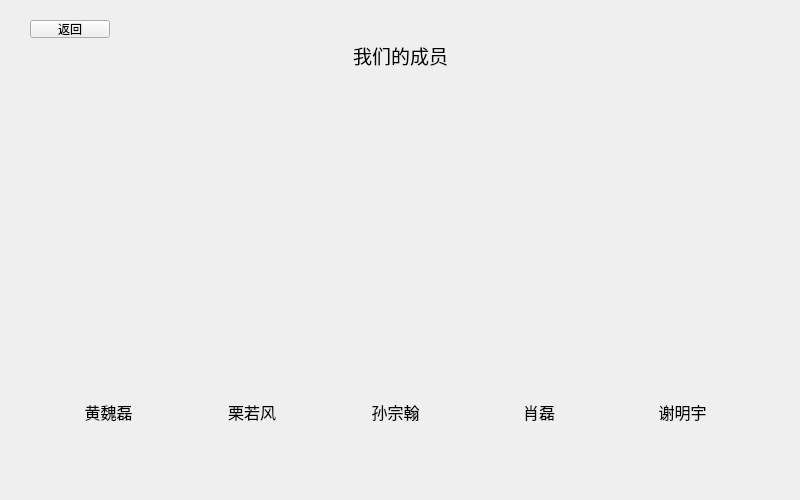
First picture: the form in TomClock_QtCreator/screenUi/ourteam.ui, repository MeoRinLime/TomClock, before the edit.
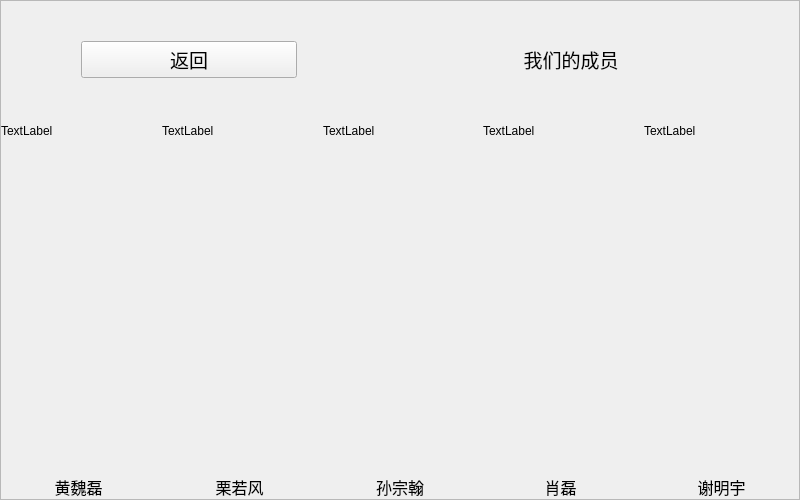
Second picture: the form after the edit. Icons and pictures are not drawn.

Patch:
```diff
--- a/TomClock_QtCreator/screenUi/ourteam.ui
+++ b/TomClock_QtCreator/screenUi/ourteam.ui
@@ -23,49 +23,208 @@
    <iconset resource="../res.qrc">
     <normaloff>:/images/resourse/images/Icons/Main_Color/tomato1.png</normaloff>:/images/resourse/images/Icons/Main_Color/tomato1.png</iconset>
   </property>
-  <widget class="QLabel" name="label_6">
-   <property name="geometry">
-    <rect>
-     <x>340</x>
-     <y>30</y>
-     <width>121</width>
-     <height>51</height>
-    </rect>
+  <layout class="QGridLayout" name="gridLayout_2">
+   <property name="leftMargin">
+    <number>0</number>
    </property>
-   <property name="text">
-    <string>&lt;html&gt;&lt;head/&gt;&lt;body&gt;&lt;p align=&quot;center&quot;&gt;&lt;span style=&quot; font-size:14pt;&quot;&gt;我们的成员&lt;/span&gt;&lt;/p&gt;&lt;/body&gt;&lt;/html&gt;</string>
+   <property name="topMargin">
+    <number>0</number>
    </property>
-  </widget>
+   <property name="rightMargin">
+    <number>0</number>
+   </property>
+   <property name="bottomMargin">
+    <number>0</number>
+   </property>
+   <item row="0" column="0">
+    <widget class="QFrame" name="frame">
+     <property name="frameShape">
+      <enum>QFrame::StyledPanel</enum>
+     </property>
+     <property name="frameShadow">
+      <enum>QFrame::Raised</enum>
+     </property>
+     <layout class="QGridLayout" name="gridLayout">
+      <property name="leftMargin">
+       <number>0</number>
+      </property>
+      <property name="topMargin">
+       <number>0</number>
+      </property>
+      <property name="rightMargin">
+       <number>0</number>
+      </property>
+      <property name="bottomMargin">
+       <number>0</number>
+      </property>
+      <item row="0" column="0">
+       <layout class="QVBoxLayout" name="verticalLayout_7">
+        <item>
+         <layout class="QHBoxLayout" name="horizontalLayout_3">
+          <item>
+           <layout class="QVBoxLayout" name="verticalLayout">
+            <item>
+             <spacer name="verticalSpacer_2">
+              <property name="orientation">
+               <enum>Qt::Vertical</enum>
+              </property>
+              <property name="sizeType">
+               <enum>QSizePolicy::Fixed</enum>
+              </property>
+              <property name="sizeHint" stdset="0">
+               <size>
+                <width>20</width>
+                <height>40</height>
+               </size>
+              </property>
+             </spacer>
+            </item>
+            <item>
+             <layout class="QHBoxLayout" name="horizontalLayout_2">
+              <item>
+               <spacer name="horizontalSpacer">
+                <property name="orientation">
+                 <enum>Qt::Horizontal</enum>
+                </property>
+                <property name="sizeType">
+                 <enum>QSizePolicy::Fixed</enum>
+                </property>
+                <property name="sizeHint" stdset="0">
+                 <size>
+                  <width>80</width>
+                  <height>20</height>
+                 </size>
+                </property>
+               </spacer>
+              </item>
+              <item>
   <widget class="QPushButton" name="backToAbout">
-   <property name="geometry">
-    <rect>
-     <x>30</x>
-     <y>20</y>
-     <width>80</width>
-     <height>18</height>
-    </rect>
+                <property name="font">
+                 <font>
+                  <pointsize>14</pointsize>
+                 </font>
    </property>
    <property name="text">
     <string>返回</string>
    </property>
   </widget>
-  <widget class="QWidget" name="layoutWidget">
-   <property name="geometry">
-    <rect>
-     <x>40</x>
-     <y>400</y>
-     <width>711</width>
-     <height>22</height>
-    </rect>
-   </property>
+              </item>
+              <item>
+               <spacer name="horizontalSpacer_2">
+                <property name="orientation">
+                 <enum>Qt::Horizontal</enum>
+                </property>
+                <property name="sizeType">
+                 <enum>QSizePolicy::Fixed</enum>
+                </property>
+                <property name="sizeHint" stdset="0">
+                 <size>
+                  <width>80</width>
+                  <height>20</height>
+                 </size>
+                </property>
+               </spacer>
+              </item>
+             </layout>
+            </item>
+            <item>
+             <spacer name="verticalSpacer">
+              <property name="orientation">
+               <enum>Qt::Vertical</enum>
+              </property>
+              <property name="sizeType">
+               <enum>QSizePolicy::Fixed</enum>
+              </property>
+              <property name="sizeHint" stdset="0">
+               <size>
+                <width>20</width>
+                <height>40</height>
+               </size>
+              </property>
+             </spacer>
+            </item>
+           </layout>
+          </item>
+          <item>
+           <widget class="QLabel" name="label_6">
+            <property name="text">
+             <string>&lt;html&gt;&lt;head/&gt;&lt;body&gt;&lt;p align=&quot;center&quot;&gt;&lt;span style=&quot; font-size:14pt;&quot;&gt;我们的成员&lt;/span&gt;&lt;/p&gt;&lt;/body&gt;&lt;/html&gt;</string>
+            </property>
+           </widget>
+          </item>
+          <item>
+           <spacer name="horizontalSpacer_3">
+            <property name="orientation">
+             <enum>Qt::Horizontal</enum>
+            </property>
+            <property name="sizeType">
+             <enum>QSizePolicy::Preferred</enum>
+            </property>
+            <property name="sizeHint" stdset="0">
+             <size>
+              <width>40</width>
+              <height>20</height>
+             </size>
+            </property>
+           </spacer>
+          </item>
+         </layout>
+        </item>
+        <item>
    <layout class="QHBoxLayout" name="horizontalLayout">
     <item>
+           <layout class="QVBoxLayout" name="verticalLayout_2">
+            <item>
+             <widget class="QLabel" name="label_7">
+              <property name="text">
+               <string>TextLabel</string>
+              </property>
+             </widget>
+            </item>
+            <item>
+             <spacer name="verticalSpacer_3">
+              <property name="orientation">
+               <enum>Qt::Vertical</enum>
+              </property>
+              <property name="sizeHint" stdset="0">
+               <size>
+                <width>20</width>
+                <height>40</height>
+               </size>
+              </property>
+             </spacer>
+            </item>
+            <item>
      <widget class="QLabel" name="label_4">
       <property name="text">
        <string>&lt;html&gt;&lt;head/&gt;&lt;body&gt;&lt;p align=&quot;center&quot;&gt;&lt;span style=&quot; font-size:12pt;&quot;&gt;黄魏磊&lt;/span&gt;&lt;/p&gt;&lt;/body&gt;&lt;/html&gt;</string>
       </property>
      </widget>
     </item>
+           </layout>
+          </item>
+          <item>
+           <layout class="QVBoxLayout" name="verticalLayout_5">
+            <item>
+             <widget class="QLabel" name="label_8">
+              <property name="text">
+               <string>TextLabel</string>
+              </property>
+             </widget>
+            </item>
+            <item>
+             <spacer name="verticalSpacer_4">
+              <property name="orientation">
+               <enum>Qt::Vertical</enum>
+              </property>
+              <property name="sizeHint" stdset="0">
+               <size>
+                <width>20</width>
+                <height>40</height>
+               </size>
+              </property>
+             </spacer>
+            </item>
     <item>
      <widget class="QLabel" name="label_3">
       <property name="text">
@@ -73,6 +232,30 @@
       </property>
      </widget>
     </item>
+           </layout>
+          </item>
+          <item>
+           <layout class="QVBoxLayout" name="verticalLayout_4">
+            <item>
+             <widget class="QLabel" name="label_9">
+              <property name="text">
+               <string>TextLabel</string>
+              </property>
+             </widget>
+            </item>
+            <item>
+             <spacer name="verticalSpacer_5">
+              <property name="orientation">
+               <enum>Qt::Vertical</enum>
+              </property>
+              <property name="sizeHint" stdset="0">
+               <size>
+                <width>20</width>
+                <height>40</height>
+               </size>
+              </property>
+             </spacer>
+            </item>
     <item>
      <widget class="QLabel" name="label_5">
       <property name="text">
@@ -80,6 +263,30 @@
       </property>
      </widget>
     </item>
+           </layout>
+          </item>
+          <item>
+           <layout class="QVBoxLayout" name="verticalLayout_3">
+            <item>
+             <widget class="QLabel" name="label_10">
+              <property name="text">
+               <string>TextLabel</string>
+              </property>
+             </widget>
+            </item>
+            <item>
+             <spacer name="verticalSpacer_6">
+              <property name="orientation">
+               <enum>Qt::Vertical</enum>
+              </property>
+              <property name="sizeHint" stdset="0">
+               <size>
+                <width>20</width>
+                <height>40</height>
+               </size>
+              </property>
+             </spacer>
+            </item>
     <item>
      <widget class="QLabel" name="label">
       <property name="text">
@@ -87,6 +294,30 @@
       </property>
      </widget>
     </item>
+           </layout>
+          </item>
+          <item>
+           <layout class="QVBoxLayout" name="verticalLayout_6">
+            <item>
+             <widget class="QLabel" name="label_11">
+              <property name="text">
+               <string>TextLabel</string>
+              </property>
+             </widget>
+            </item>
+            <item>
+             <spacer name="verticalSpacer_7">
+              <property name="orientation">
+               <enum>Qt::Vertical</enum>
+              </property>
+              <property name="sizeHint" stdset="0">
+               <size>
+                <width>20</width>
+                <height>40</height>
+               </size>
+              </property>
+             </spacer>
+            </item>
     <item>
      <widget class="QLabel" name="label_2">
       <property name="text">
@@ -95,7 +326,15 @@
      </widget>
     </item>
    </layout>
-  </widget>
+          </item>
+         </layout>
+        </item>
+       </layout>
+      </item>
+     </layout>
+    </widget>
+   </item>
+  </layout>
  </widget>
  <resources>
   <include location="../res.qrc"/>
```
Lines whose indentation alone changed are shown as unchanged.
